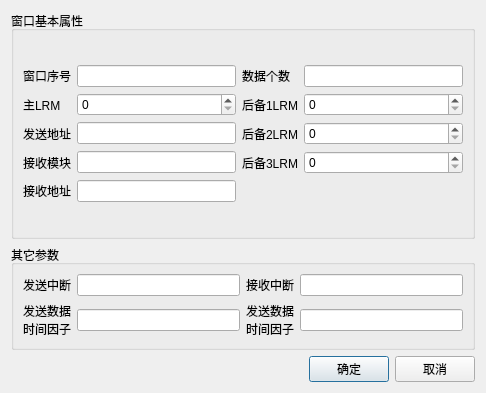
The window that dialog/datatransferwindowcfgdialog.ui (RobbinLin7/ARINC659-SIM) describes before a commit, drawn with Qt 5.
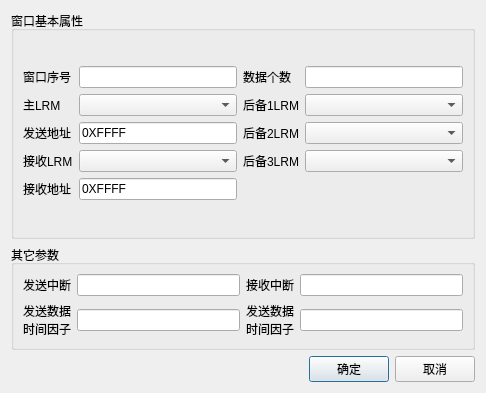
The same window after the commit.

```diff
--- a/dialog/datatransferwindowcfgdialog.ui
+++ b/dialog/datatransferwindowcfgdialog.ui
@@ -61,7 +61,7 @@
           <item row="3" column="0">
            <widget class="QLabel" name="label_5">
             <property name="text">
-             <string>接收模块</string>
+             <string>接收LRM</string>
             </property>
            </widget>
           </item>
@@ -72,26 +72,19 @@
             </property>
            </widget>
           </item>
-          <item row="1" column="1">
-           <widget class="QSpinBox" name="spinBox"/>
-          </item>
-          <item row="1" column="3">
-           <widget class="QSpinBox" name="spinBox_2"/>
-          </item>
-          <item row="2" column="3">
-           <widget class="QSpinBox" name="spinBox_3"/>
-          </item>
-          <item row="3" column="3">
-           <widget class="QSpinBox" name="spinBox_4"/>
-          </item>
           <item row="2" column="1">
-           <widget class="QLineEdit" name="lineEdit_3"/>
-          </item>
-          <item row="3" column="1">
-           <widget class="QLineEdit" name="lineEdit_4"/>
+           <widget class="QLineEdit" name="lineEdit_3">
+            <property name="text">
+             <string>0XFFFF</string>
+            </property>
+           </widget>
           </item>
           <item row="4" column="1">
-           <widget class="QLineEdit" name="lineEdit_5"/>
+           <widget class="QLineEdit" name="lineEdit_5">
+            <property name="text">
+             <string>0XFFFF</string>
+            </property>
+           </widget>
           </item>
           <item row="1" column="2">
            <widget class="QLabel" name="label_7">
@@ -114,6 +107,21 @@
             </property>
            </widget>
           </item>
+          <item row="1" column="1">
+           <widget class="QComboBox" name="mainLRM_comboBox"/>
+          </item>
+          <item row="1" column="3">
+           <widget class="QComboBox" name="backupLRM1_comboBox"/>
+          </item>
+          <item row="2" column="3">
+           <widget class="QComboBox" name="backupLRM2_comboBox"/>
+          </item>
+          <item row="3" column="3">
+           <widget class="QComboBox" name="backupLRM3_comboBox"/>
+          </item>
+          <item row="3" column="1">
+           <widget class="QComboBox" name="receiveLRM_comboBox"/>
+          </item>
          </layout>
         </item>
        </layout>
```
